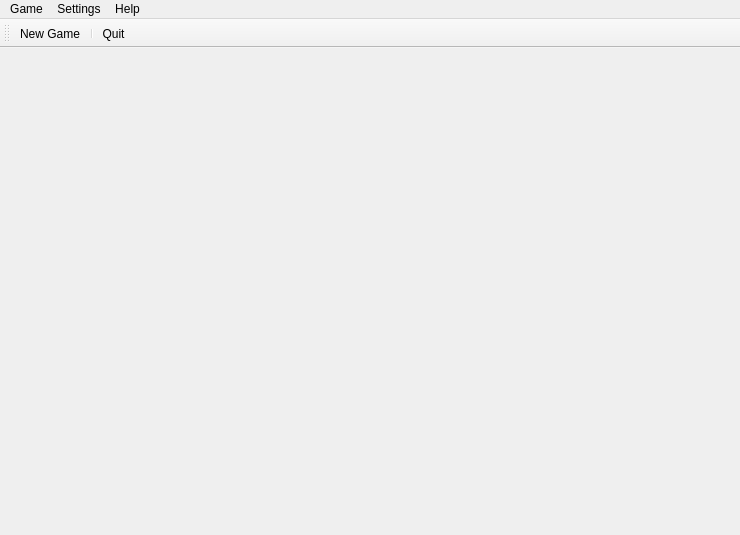
gulp21/QeoDart, file ui/mainWindow.ui: the form before one commit.
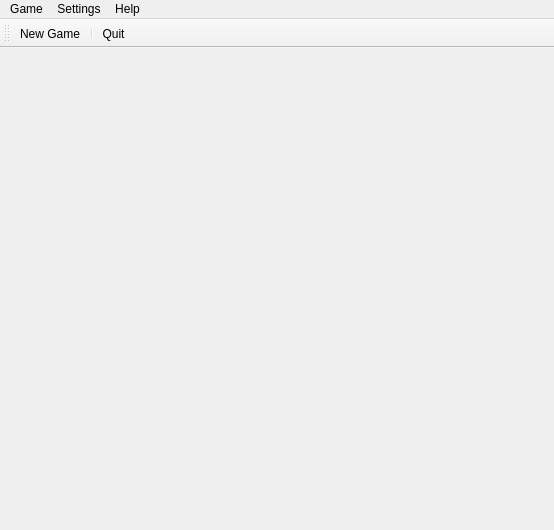
The form after the commit.

Diff of the .ui file:
```diff
--- a/ui/mainWindow.ui
+++ b/ui/mainWindow.ui
@@ -6,10 +6,16 @@
    <rect>
     <x>0</x>
     <y>0</y>
-    <width>740</width>
-    <height>535</height>
+    <width>554</width>
+    <height>530</height>
    </rect>
   </property>
+  <property name="minimumSize">
+   <size>
+    <width>120</width>
+    <height>139</height>
+   </size>
+  </property>
   <property name="windowTitle">
    <string>MainWindow</string>
   </property>
@@ -19,7 +25,7 @@
     <rect>
      <x>0</x>
      <y>0</y>
-     <width>740</width>
+     <width>554</width>
      <height>21</height>
     </rect>
    </property>
```
